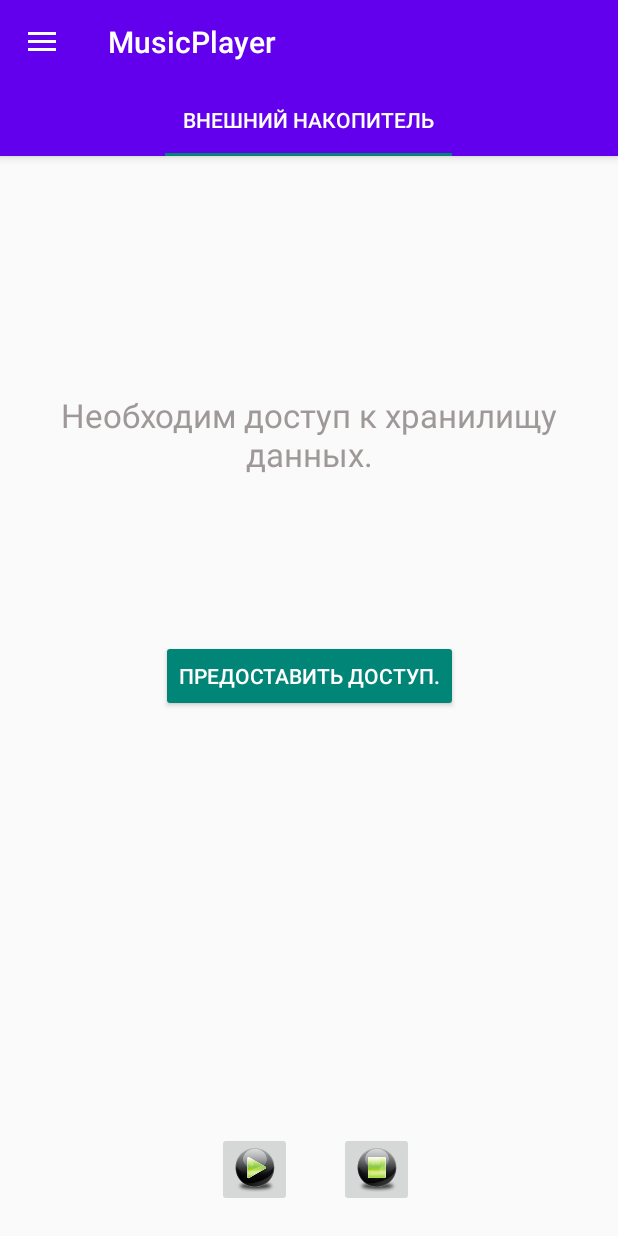
After one commit to Zell134/MusicPlayer, an Android app: the fragment PermissionFragment placed in its activity, on a phone screen of 412 x 824 dp. The commit adds this screen. Run offline under Robolectric (Android 15) with nearby library versions, the phone set to English and light mode, and no system bars; network calls fail.

Commit message:
Bug with permission request fixed

```diff
--- a/app/src/main/java/com/zell/musicplayer/Services/MusicPlayerService.java
+++ b/app/src/main/java/com/zell/musicplayer/Services/MusicPlayerService.java
@@ -16,7 +16,6 @@ import android.support.v4.media.MediaBrowserCompat;
 import android.support.v4.media.MediaMetadataCompat;
 import android.support.v4.media.session.MediaSessionCompat;
 import android.support.v4.media.session.PlaybackStateCompat;
-import android.view.KeyEvent;
 
 import androidx.annotation.NonNull;
 import androidx.annotation.Nullable;
@@ -25,7 +24,7 @@ import androidx.core.app.NotificationManagerCompat;
 import androidx.media.MediaBrowserServiceCompat;
 import androidx.media.session.MediaButtonReceiver;
 
-import com.zell.musicplayer.MainActivity;
+import com.zell.musicplayer.activities.MainActivity;
 import com.zell.musicplayer.R;
 
 import java.io.IOException;
--- a/app/src/main/java/com/zell/musicplayer/fragments/AllLibraryFragment.java
+++ b/app/src/main/java/com/zell/musicplayer/fragments/AllLibraryFragment.java
@@ -1,5 +1,6 @@
 package com.zell.musicplayer.fragments;
 
+import android.os.Handler;
 import android.view.View;
 import android.widget.ListView;
 
@@ -29,7 +30,7 @@ public class AllLibraryFragment extends BaseFragment {
 
     }
 
-    public List<Item> getSongsList(){
+    public List<Item> getSongsList() {
         return MediaLibraryService.getAllMedia(context);
     }
 
--- /dev/null
+++ b/app/src/main/java/com/zell/musicplayer/fragments/PermissionFragment.java
@@ -0,0 +1,31 @@
+package com.zell.musicplayer.fragments;
+
+import android.os.Bundle;
+
+import androidx.annotation.NonNull;
+import androidx.annotation.Nullable;
+import androidx.appcompat.app.AppCompatActivity;
+import androidx.fragment.app.Fragment;
+
+import android.view.LayoutInflater;
+import android.view.View;
+import android.view.ViewGroup;
+
+import com.zell.musicplayer.R;
+import com.zell.musicplayer.Services.PermissionsService;
+
+public class PermissionFragment extends Fragment {
+
+    @Override
+    public View onCreateView(LayoutInflater inflater, ViewGroup container,
+                             Bundle savedInstanceState) {
+        return inflater.inflate(R.layout.fragment_permission, container, false);
+    }
+
+    @Override
+    public void onViewCreated(@NonNull View view, @Nullable Bundle savedInstanceState) {
+        super.onViewCreated(view, savedInstanceState);
+        view.findViewById(R.id.button).setOnClickListener(v -> PermissionsService.checkPermissions((AppCompatActivity) getActivity()));
+
+    }
+}
--- a/app/src/main/res/layout/activity_main.xml
+++ b/app/src/main/res/layout/activity_main.xml
@@ -7,7 +7,7 @@
     android:layout_width="match_parent"
     android:layout_height="match_parent"
     android:fitsSystemWindows="true"
-    tools:context=".MainActivity">
+    tools:context=".activities.MainActivity">
 
     <LinearLayout
         android:id="@+id/linearLayout"
@@ -18,6 +18,12 @@
         <include
             android:id="@+id/toolbar_container"
             layout="@layout/toolbar"/>
+
+        <ProgressBar
+            android:id="@+id/progressBar"
+            android:visibility="invisible"
+            android:layout_width="wrap_content"
+            android:layout_height="wrap_content" />
 
         <androidx.fragment.app.FragmentContainerView
             android:id="@+id/main_fragment"
--- /dev/null
+++ b/app/src/main/res/layout/fragment_permission.xml
@@ -0,0 +1,32 @@
+<?xml version="1.0" encoding="utf-8"?>
+<androidx.constraintlayout.widget.ConstraintLayout xmlns:android="http://schemas.android.com/apk/res/android"
+    xmlns:app="http://schemas.android.com/apk/res-auto"
+    xmlns:tools="http://schemas.android.com/tools"
+    android:id="@+id/frameLayout"
+    android:layout_width="match_parent"
+    android:layout_height="match_parent"
+    tools:context=".fragments.PermissionFragment">
+
+    <Button
+        android:id="@+id/button"
+        android:layout_width="wrap_content"
+        android:layout_height="wrap_content"
+        android:text="@string/grant_denied"
+        app:layout_constraintBottom_toBottomOf="parent"
+        app:layout_constraintEnd_toEndOf="parent"
+        app:layout_constraintStart_toStartOf="parent"
+        app:layout_constraintTop_toTopOf="parent"
+        style="@style/Widget.AppCompat.Button.Colored"/>
+
+    <TextView
+        android:layout_width="wrap_content"
+        android:layout_height="wrap_content"
+        android:text="@string/permission_denied"
+        android:textAlignment="center"
+        android:textAppearance="@style/TextAppearance.AppCompat.Large"
+        android:textColor="#9E9898"
+        app:layout_constraintBottom_toTopOf="@+id/button"
+        app:layout_constraintEnd_toEndOf="parent"
+        app:layout_constraintStart_toStartOf="parent"
+        app:layout_constraintTop_toTopOf="parent" />
+</androidx.constraintlayout.widget.ConstraintLayout>
--- a/app/src/main/res/values/strings.xml
+++ b/app/src/main/res/values/strings.xml
@@ -1,25 +1,28 @@
 <resources>
     <string name="app_name">MusicPlayer</string>
     <string name="permission_denied">Необходим доступ к хранилищу данных.</string>
+    <string name="grant_denied">Предоставить доступ.</string>
     <string name="previous_directory">..</string>
     <string name="nav_open_drawer">Open navigation drawer</string>
     <string name="nav_close_drawer">Close navigation drawer</string>
 
-<!--    Player-->
+    <!--    Player-->
     <string name="playing">Проигрывается</string>
     <string name="previous">Previous</string>
     <string name="next">Next</string>
     <string name="play">Play</string>
     <string name="pause">Pause</string>
     <string name="stop">Stop</string>
-<!--    Player-->
+    <!--    Player-->
 
 
-<!--    Menu options-->
+    <!--    Menu options-->
     <string name="all_media_library">Библиотека</string>
     <string name="external_storage">Внешний накопитель</string>
     <string name="artists">Исполнители</string>
     <string name="exit">Выход</string>
-<!--     Menu options-->
+    <!-- TODO: Remove or change this placeholder text -->
+    <string name="hello_blank_fragment">Hello blank fragment</string>
+    <!--     Menu options-->
 
 </resources>
```
Also changed, not shown: app/src/main/AndroidManifest.xml (+14 -14 lines), app/src/main/java/com/zell/musicplayer/Services/PermissionsService.java (+8 -3 lines), app/src/main/java/com/zell/musicplayer/activities/MainActivity.java (renamed from app/src/main/java/com/zell/musicplayer/MainActivity.java, +9 -6 lines).
